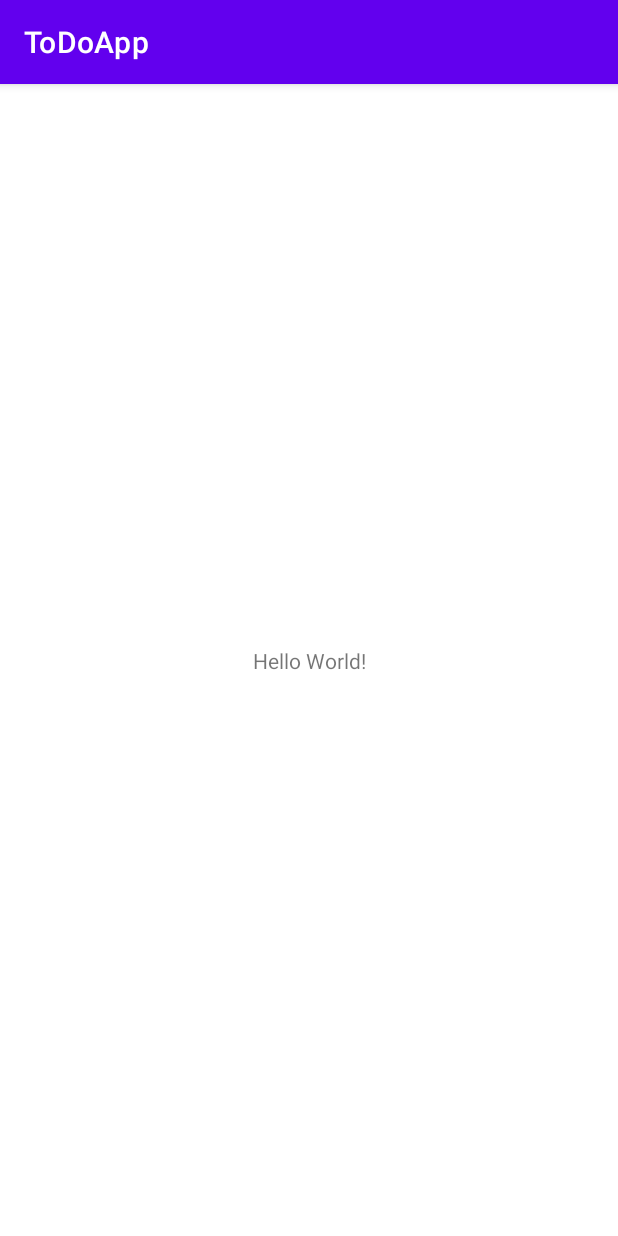
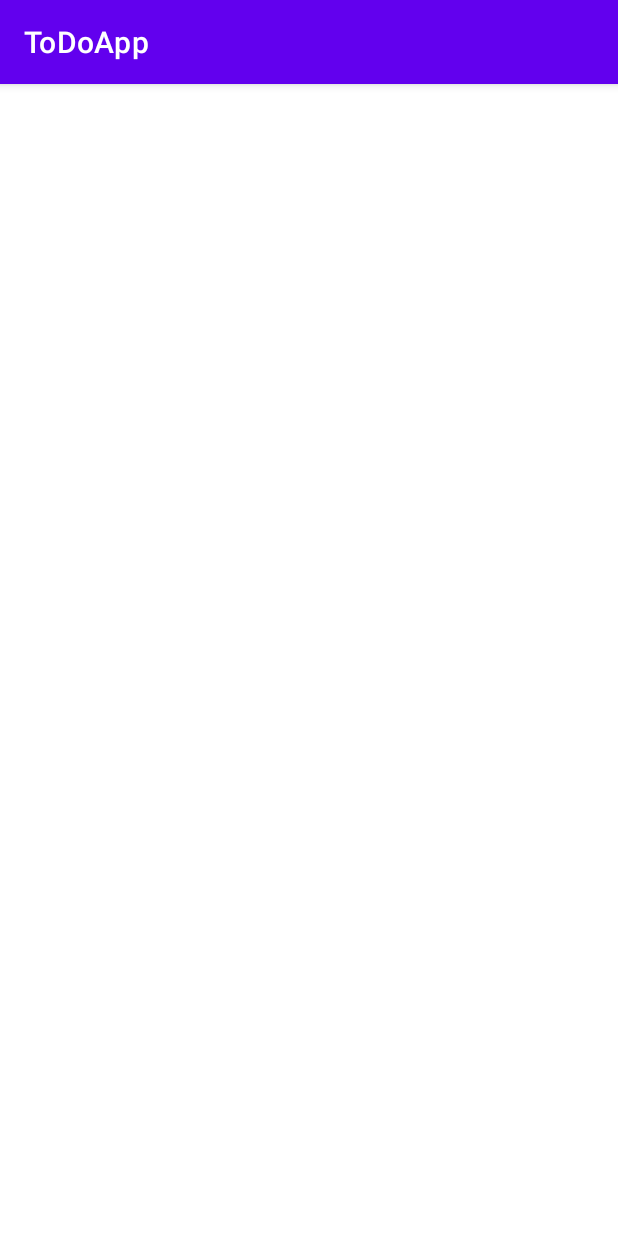
Before and after one commit to Dominik277/ToDoApp, an Android app: the screen it shows after launch (MainActivity), on a phone screen of 412 x 824 dp. Run offline under Robolectric (Android 15) with nearby library versions, the phone set to English and light mode, and no system bars.

```diff
--- a/app/build.gradle
+++ b/app/build.gradle
@@ -33,6 +33,8 @@ dependencies {
     implementation 'androidx.appcompat:appcompat:1.2.0'
     implementation 'com.google.android.material:material:1.2.1'
     implementation 'androidx.constraintlayout:constraintlayout:2.0.4'
+    //noinspection GradleCompatible,GradleCompatible
+    implementation 'com.android.support:appcompat-v7:23.0.1'
     testImplementation 'junit:junit:4.+'
     androidTestImplementation 'androidx.test.ext:junit:1.1.2'
     androidTestImplementation 'androidx.test.espresso:espresso-core:3.3.0'
--- a/app/src/main/res/layout/activity_main.xml
+++ b/app/src/main/res/layout/activity_main.xml
@@ -6,13 +6,6 @@
     android:layout_height="match_parent"
     tools:context=".MainActivity">
 
-    <TextView
-        android:layout_width="wrap_content"
-        android:layout_height="wrap_content"
-        android:text="Hello World!"
-        app:layout_constraintBottom_toBottomOf="parent"
-        app:layout_constraintLeft_toLeftOf="parent"
-        app:layout_constraintRight_toRightOf="parent"
-        app:layout_constraintTop_toTopOf="parent" />
+
 
 </androidx.constraintlayout.widget.ConstraintLayout>
```
Also changed, not shown: app/src/main/java/to/Do/app/MainActivity.java (+19 -1 lines), app/src/main/res/drawable/ic_baseline_add_circle_outline_24.xml (added, +10 -0 lines), app/src/main/res/menu/menu_items.xml (added, +12 -0 lines).
